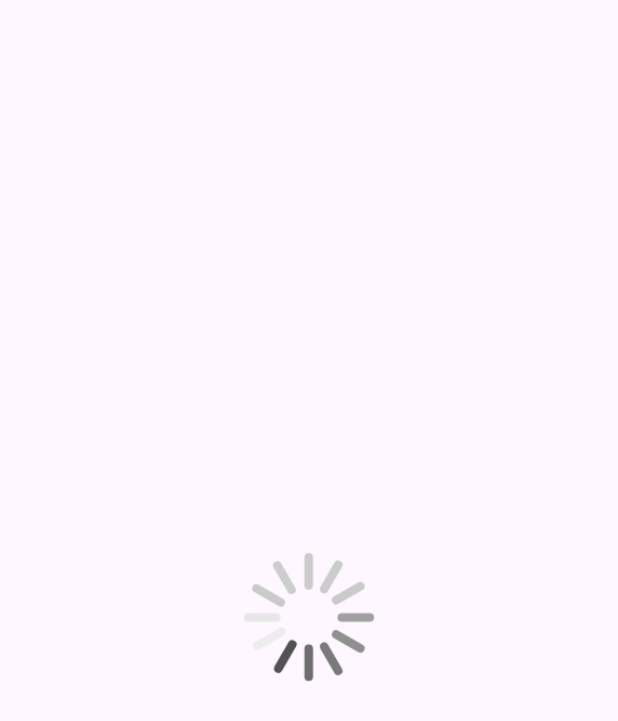
After one commit to KuzminID/OmegaTracker, an Android app: the layout item_rv_loading.xml on its own in the app's theme, with its tools: preview values and no code run, on a phone screen of 412 x 824 dp. The commit adds this screen. Shown: the top 721 px of the screen. Run offline under Robolectric (Android 15) with nearby library versions, the phone set to English and light mode, and no system bars.

Commit message:
add recycler view loading animation and reworked issues comparison

```diff
--- a/app/src/main/java/com/example/omegatracker/data/DurationExt.kt
+++ b/app/src/main/java/com/example/omegatracker/data/DurationExt.kt
@@ -3,6 +3,7 @@ package com.example.omegatracker.data
 import kotlin.math.abs
 import kotlin.time.Duration
 
+//TODO переделать через Duration.toComponents
 fun Duration.componentsToString(
     hoursFormat: Char? = null,
     minutesFormat: Char? = null,
--- a/app/src/main/java/com/example/omegatracker/ui/activities/issues/IssuesActivity.kt
+++ b/app/src/main/java/com/example/omegatracker/ui/activities/issues/IssuesActivity.kt
@@ -5,6 +5,8 @@ import android.content.Intent
 import android.content.ServiceConnection
 import android.os.Bundle
 import android.os.IBinder
+import android.view.View
+import androidx.core.view.isVisible
 import androidx.lifecycle.lifecycleScope
 import com.example.omegatracker.OmegaTrackerApplication.Companion.appComponent
 import com.example.omegatracker.databinding.ActivityIssuesBinding
--- a/app/src/main/java/com/example/omegatracker/ui/activities/issues/IssuesPresenter.kt
+++ b/app/src/main/java/com/example/omegatracker/ui/activities/issues/IssuesPresenter.kt
@@ -15,7 +15,6 @@ import java.util.Date
 
 class IssuesPresenter : BasePresenter<IssuesView>() {
     private var userRepositoryImpl = appComponent.getUserRepositoryImpl()
-    private var customUserManager = appComponent.getUserManager()
     private lateinit var controller: IssuesServiceBinder
     private val observableIssues = mutableMapOf<String, Job>()
 
@@ -48,8 +47,7 @@ class IssuesPresenter : BasePresenter<IssuesView>() {
     }
 
     fun startIssue(issue: Issue) {
-        val job = launch {
-            //TODO исправлено
+        launch {
             issue.startTime = SystemClock.elapsedRealtime()
         }.invokeOnCompletion {
             launch {
--- /dev/null
+++ b/app/src/main/res/drawable/loading_animation.xml
@@ -0,0 +1,5 @@
+<?xml version="1.0" encoding="utf-8"?>
+<animated-rotate xmlns:android="http://schemas.android.com/apk/res/android"
+    android:drawable="@drawable/loading_img"
+    android:pivotX="50%"
+    android:pivotY="50%" />
--- /dev/null
+++ b/app/src/main/res/drawable/loading_img.xml
@@ -0,0 +1,40 @@
+<?xml version="1.0" encoding="utf-8"?>
+<vector android:height="24dp" android:viewportHeight="72"
+    android:viewportWidth="72" android:width="24dp" xmlns:android="http://schemas.android.com/apk/res/android">
+    <path android:fillColor="#cccccf"
+        android:pathData="M36.06,28.92L36.06,32.18"
+        android:strokeColor="#e7e7e7" android:strokeLineCap="round" android:strokeWidth="1"/>
+    <path android:fillColor="#c8c8cc"
+        android:pathData="M39.45,29.88L37.82,32.71"
+        android:strokeColor="#cacaca" android:strokeLineCap="round" android:strokeWidth="1"/>
+    <path android:fillColor="#bbbbbe"
+        android:pathData="M42.12,32.32L39.3,33.95"
+        android:strokeColor="#cdcdcd" android:strokeLineCap="round" android:strokeWidth="1"/>
+    <path android:fillColor="#b2b2b7"
+        android:pathData="M39.8,35.98L43.06,35.98"
+        android:strokeColor="#cbcbcb" android:strokeLineCap="round" android:strokeWidth="1"/>
+    <path android:fillColor="#d0d0d4"
+        android:pathData="M32.77,29.99L34.4,32.81"
+        android:strokeColor="#ededed" android:strokeLineCap="round" android:strokeWidth="1"/>
+    <path android:fillColor="#949497"
+        android:pathData="M30.1,32.42L32.92,34.05"
+        android:strokeColor="#525252" android:strokeLineCap="round" android:strokeWidth="1"/>
+    <path android:fillColor="#97979b"
+        android:pathData="M32.42,35.98L29.16,35.98"
+        android:strokeColor="#6e6e6e" android:strokeLineCap="round" android:strokeWidth="1"/>
+    <path android:fillColor="#a8a8ac"
+        android:pathData="M36.06,43.08L36.06,39.82"
+        android:strokeColor="#a0a0a0" android:strokeLineCap="round" android:strokeWidth="1"/>
+    <path android:fillColor="#cacaca"
+        android:pathData="M39.7,41.99L38.07,39.16"
+        android:strokeColor="#cacaca" android:strokeLineCap="round" android:strokeWidth="1"/>
+    <path android:fillColor="#b6b6ba"
+        android:pathData="M42.19,39.4L39.37,37.77"
+        android:strokeColor="#ccc" android:strokeLineCap="round" android:strokeWidth="1"/>
+    <path android:fillColor="#a1a1a5"
+        android:pathData="M32.46,41.98L34.09,39.16"
+        android:strokeColor="#909090" android:strokeLineCap="round" android:strokeWidth="1"/>
+    <path android:fillColor="#9d9da0"
+        android:pathData="M29.85,39.4L32.67,37.77"
+        android:strokeColor="#7a7a7a" android:strokeLineCap="round" android:strokeWidth="1"/>
+</vector>
--- a/app/src/main/res/layout/item_issues_header.xml
+++ b/app/src/main/res/layout/item_issues_header.xml
@@ -3,8 +3,8 @@
     xmlns:app="http://schemas.android.com/apk/res-auto"
     android:id="@+id/rv_item_active_issues_header"
     android:background="@color/white"
-    android:paddingBottom="25dp"
-    android:paddingTop="25dp"
+    android:paddingBottom="10dp"
+    android:paddingTop="10dp"
     android:layout_width="match_parent"
     android:layout_height="wrap_content">
 
--- /dev/null
+++ b/app/src/main/res/layout/item_rv_loading.xml
@@ -0,0 +1,13 @@
+<?xml version="1.0" encoding="utf-8"?>
+<LinearLayout xmlns:android="http://schemas.android.com/apk/res/android"
+    android:layout_width="match_parent"
+    android:layout_height="match_parent"
+    android:layout_gravity="center"
+    android:gravity="center">
+
+    <ImageView
+        android:layout_width="match_parent"
+        android:layout_height="match_parent"
+        android:src="@drawable/loading_animation"/>
+
+</LinearLayout>
```
Also changed, not shown: app/src/main/java/com/example/omegatracker/data/UserRepositoryImpl.kt (+62 -17 lines), app/src/main/java/com/example/omegatracker/ui/activities/issues/IssuesAdapter.kt (+19 -3 lines), app/src/main/res/layout/activity_issues.xml (+2 -6 lines), 1 other file.
